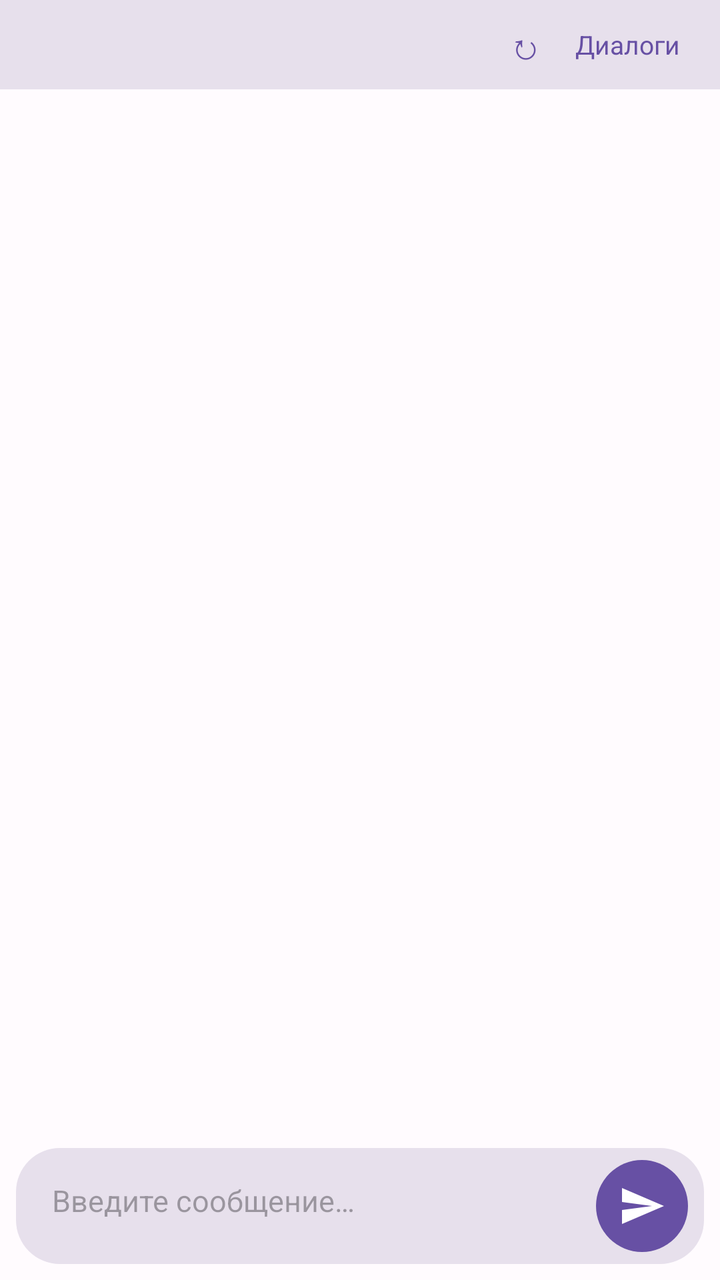
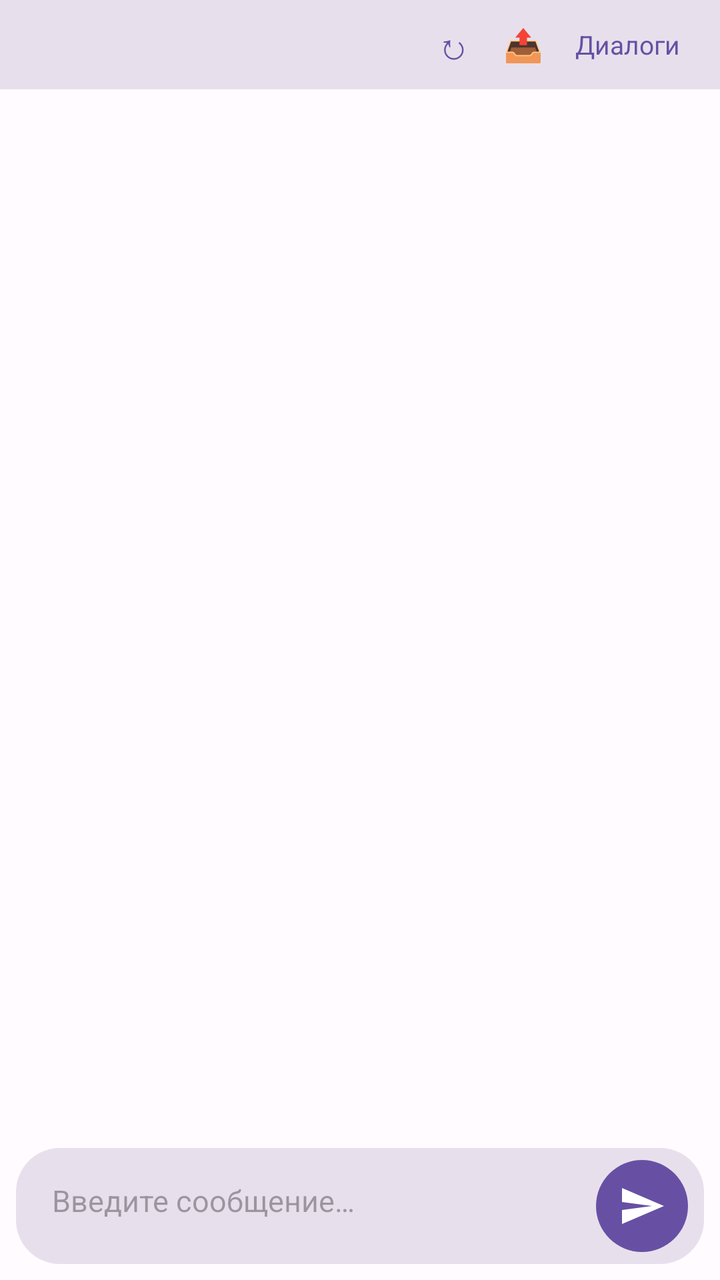

Two renders of the same Android screen: before a commit and after it. Below are the layout's source before the change and the commit's diff.
<!-- AndroidManifest.xml: application theme Theme.DevAIStudio -->
<!-- res/layout/fragment_chat.xml -->
<?xml version="1.0" encoding="utf-8"?>
<LinearLayout xmlns:android="http://schemas.android.com/apk/res/android"
    android:layout_width="match_parent"
    android:layout_height="match_parent"
    android:orientation="vertical">

    <LinearLayout
        android:layout_width="match_parent"
        android:layout_height="wrap_content"
        android:background="@color/surface_variant"
        android:gravity="center_vertical"
        android:orientation="horizontal"
        android:paddingHorizontal="12dp"
        android:paddingVertical="2dp">

        <TextView
            android:id="@+id/model_label"
            android:layout_width="0dp"
            android:layout_height="wrap_content"
            android:layout_weight="1"
            android:paddingVertical="8dp"
            android:textColor="@color/on_surface"
            android:textSize="13sp"
            android:textStyle="bold" />

        <TextView
            android:id="@+id/btn_regenerate"
            android:layout_width="wrap_content"
            android:layout_height="wrap_content"
            android:contentDescription="@string/chat_regenerate"
            android:padding="8dp"
            android:text="↻"
            android:textColor="@color/primary"
            android:textSize="18sp" />

        <TextView
            android:id="@+id/btn_sessions"
            android:layout_width="wrap_content"
            android:layout_height="wrap_content"
            android:padding="8dp"
            android:text="@string/chat_sessions"
            android:textColor="@color/primary"
            android:textSize="13sp" />

    </LinearLayout>

    <androidx.recyclerview.widget.RecyclerView
        android:id="@+id/chat_list"
        android:layout_width="match_parent"
        android:layout_height="0dp"
        android:layout_weight="1"
        android:clipToPadding="false"
        android:padding="8dp"
        android:scrollbars="vertical" />

    <LinearLayout
        android:id="@+id/input_bar"
        android:layout_width="match_parent"
        android:layout_height="wrap_content"
        android:layout_marginHorizontal="8dp"
        android:layout_marginBottom="8dp"
        android:background="@drawable/bg_input"
        android:orientation="horizontal"
        android:paddingHorizontal="8dp"
        android:paddingVertical="6dp">

        <EditText
            android:id="@+id/input_text"
            android:layout_width="0dp"
            android:layout_height="wrap_content"
            android:layout_weight="1"
            android:background="@null"
            android:hint="@string/chat_hint"
            android:imeOptions="actionSend"
            android:inputType="textMultiLine"
            android:maxLines="4"
            android:padding="10dp"
            android:textColor="@color/on_surface"
            android:textSize="15sp" />

        <ImageButton
            android:id="@+id/btn_send"
            android:layout_width="46dp"
            android:layout_height="46dp"
            android:layout_gravity="center_vertical"
            android:background="@drawable/bg_btn_round"
            android:contentDescription="@string/chat_send"
            android:padding="11dp"
            android:src="@drawable/ic_send" />

    </LinearLayout>

</LinearLayout>
<!-- resources referenced by this layout -->
<resources>
  <color name="on_surface">#1D1B20</color>
  <color name="primary">#6750A4</color>
  <color name="surface_variant">#E7E0EC</color>
  <!-- drawable bg_btn_round (drawable) -->
  <?xml version="1.0" encoding="utf-8"?>
  <shape xmlns:android="http://schemas.android.com/apk/res/android" android:shape="oval">
      <solid android:color="@color/primary" />
  </shape>
  <!-- drawable bg_input (drawable) -->
  <?xml version="1.0" encoding="utf-8"?>
  <shape xmlns:android="http://schemas.android.com/apk/res/android" android:shape="rectangle">
      <solid android:color="@color/surface_variant" />
      <corners android:radius="22dp" />
  </shape>
  <!-- drawable ic_send (drawable) -->
  <vector xmlns:android="http://schemas.android.com/apk/res/android"
      android:width="24dp"
      android:height="24dp"
      android:viewportWidth="24"
      android:viewportHeight="24"
      android:tint="#FFFFFF">
      <path
          android:fillColor="#FF000000"
          android:pathData="M2.01,21L23,12 2.01,3 2,10l15,2 -15,2z" />
  </vector>
  <string name="chat_hint">Введите сообщение…</string>
  <string name="chat_regenerate">Повторить</string>
  <string name="chat_send">Отправить</string>
  <string name="chat_sessions">Диалоги</string>
  <style name="Theme.DevAIStudio" parent="Theme.Material3.DayNight.NoActionBar">
          <item name="colorPrimary">@color/primary</item>
          <item name="colorOnPrimary">@color/white</item>
          <item name="colorPrimaryContainer">@color/primary_light</item>
          <item name="colorSecondary">@color/secondary</item>
          <item name="colorSurface">@color/surface</item>
          <item name="android:colorBackground">@color/background</item>
          <item name="android:statusBarColor">@color/primary_dark</item>
          <item name="android:windowLightStatusBar">false</item>
      </style>
  <color name="white">#FFFFFF</color>
  <color name="primary_light">#EADDFF</color>
  <color name="secondary">#625B71</color>
  <color name="surface">#FDF8FF</color>
  <color name="background">#FFFBFE</color>
  <color name="primary_dark">#4F378B</color>
</resources>

<!-- the commit's change to res/layout/fragment_chat.xml (unified diff, before → after) -->
@@ -7,7 +7,7 @@
     <LinearLayout
         android:layout_width="match_parent"
         android:layout_height="wrap_content"
-        android:background="@color/surface_variant"
+        android:background="?attr/colorSurfaceVariant"
         android:gravity="center_vertical"
         android:orientation="horizontal"
         android:paddingHorizontal="12dp"
@@ -19,7 +19,7 @@
             android:layout_height="wrap_content"
             android:layout_weight="1"
             android:paddingVertical="8dp"
-            android:textColor="@color/on_surface"
+            android:textColor="?attr/colorOnSurface"
             android:textSize="13sp"
             android:textStyle="bold" />
 
@@ -30,8 +30,18 @@
             android:contentDescription="@string/chat_regenerate"
             android:padding="8dp"
             android:text="↻"
-            android:textColor="@color/primary"
+            android:textColor="?attr/colorPrimary"
             android:textSize="18sp" />
+
+        <TextView
+            android:id="@+id/btn_export"
+            android:layout_width="wrap_content"
+            android:layout_height="wrap_content"
+            android:contentDescription="@string/premium_export_chat"
+            android:padding="8dp"
+            android:text="📤"
+            android:textColor="?attr/colorPrimary"
+            android:textSize="16sp" />
 
         <TextView
             android:id="@+id/btn_sessions"
@@ -39,7 +49,7 @@
             android:layout_height="wrap_content"
             android:padding="8dp"
             android:text="@string/chat_sessions"
-            android:textColor="@color/primary"
+            android:textColor="?attr/colorPrimary"
             android:textSize="13sp" />
 
     </LinearLayout>
@@ -75,7 +85,7 @@
             android:inputType="textMultiLine"
             android:maxLines="4"
             android:padding="10dp"
-            android:textColor="@color/on_surface"
+            android:textColor="?attr/colorOnSurface"
             android:textSize="15sp" />
 
         <ImageButton
<!-- resource entries referenced after the edit -->
@@ -1,17 +1,15 @@
 <!-- resources referenced by this layout -->
 <resources>
-  <color name="on_surface">#1D1B20</color>
   <color name="primary">#6750A4</color>
-  <color name="surface_variant">#E7E0EC</color>
   <!-- drawable bg_btn_round (drawable) -->
   <?xml version="1.0" encoding="utf-8"?>
   <shape xmlns:android="http://schemas.android.com/apk/res/android" android:shape="oval">
-      <solid android:color="@color/primary" />
+      <solid android:color="?attr/colorPrimary" />
   </shape>
   <!-- drawable bg_input (drawable) -->
   <?xml version="1.0" encoding="utf-8"?>
   <shape xmlns:android="http://schemas.android.com/apk/res/android" android:shape="rectangle">
-      <solid android:color="@color/surface_variant" />
+      <solid android:color="?attr/colorSurfaceVariant" />
       <corners android:radius="22dp" />
   </shape>
   <!-- drawable ic_send (drawable) -->
@@ -29,6 +27,7 @@
   <string name="chat_regenerate">Повторить</string>
   <string name="chat_send">Отправить</string>
   <string name="chat_sessions">Диалоги</string>
+  <string name="premium_export_chat">Экспорт чата</string>
   <style name="Theme.DevAIStudio" parent="Theme.Material3.DayNight.NoActionBar">
           <item name="colorPrimary">@color/primary</item>
           <item name="colorOnPrimary">@color/white</item>
